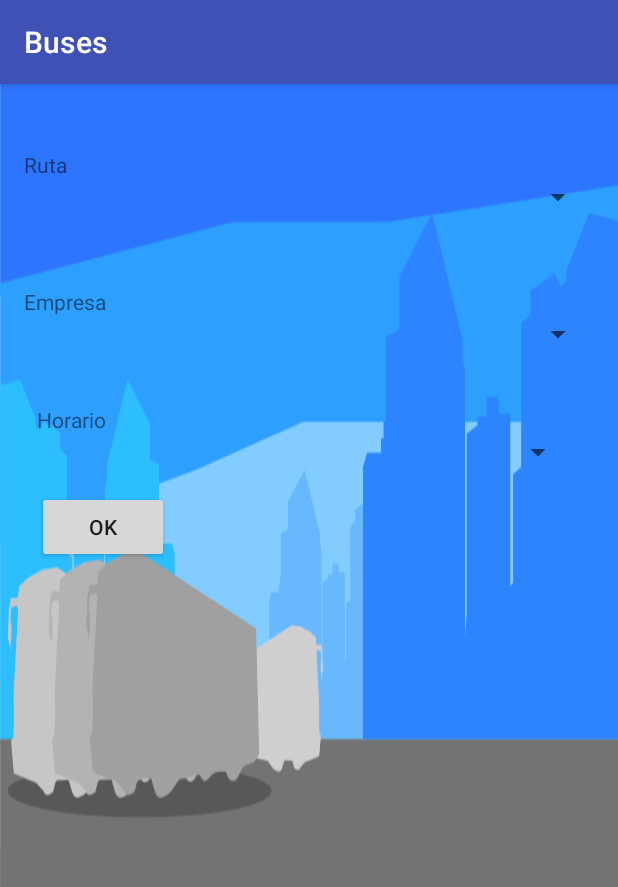
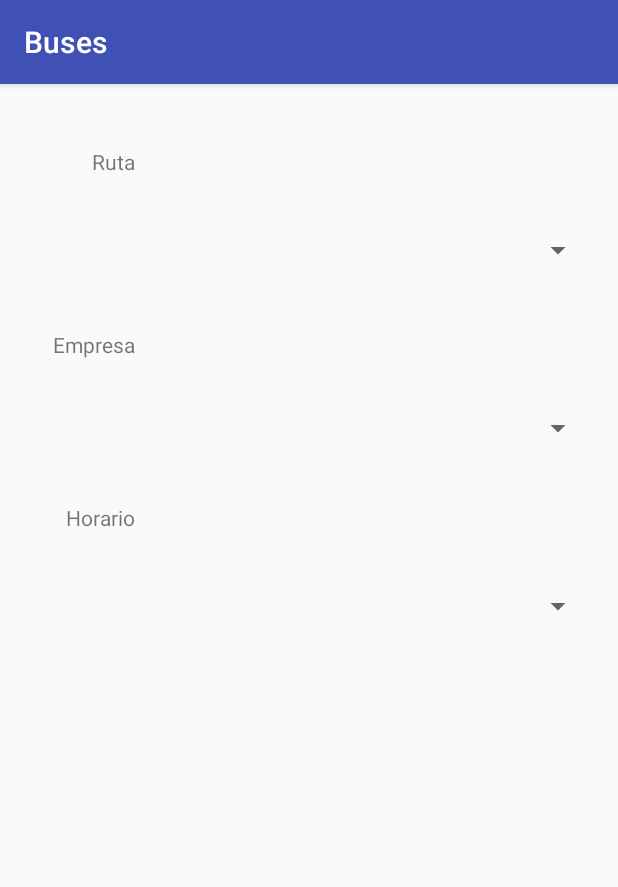
Before and after one commit to ernarvaezm/AppBuses, an Android app: the buses2Activity screen opened directly, with no data from a screen before it, on a phone screen of 412 x 824 dp. Shown: the top 887 px of the screen. Run offline under Robolectric (Android 15) with nearby library versions, the phone set to English and light mode, and no system bars.

Commit message:
Spinner Horarios

```diff
--- a/app/src/main/AndroidManifest.xml
+++ b/app/src/main/AndroidManifest.xml
@@ -29,7 +29,6 @@
             android:name=".MainActivity"
             android:label="@string/title_activity_main"
             android:theme="@style/AppTheme.NoActionBar" />
-        <activity android:name=".BusesActivity" />
         <activity android:name=".MyBusActivity" />
         <activity android:name=".MapActivity" />
 
@@ -44,7 +43,8 @@
             android:name="com.google.android.gms.version"
             android:value="@integer/google_play_services_version" />
 
-        <activity android:name=".RegisterActitvity"></activity>
+        <activity android:name=".RegisterActitvity" />
+        <activity android:name=".buses2Activity"></activity>
     </application>
 
 </manifest>
--- a/app/src/main/java/com/example/eliecer_narvaez/myapp/MainActivity.java
+++ b/app/src/main/java/com/example/eliecer_narvaez/myapp/MainActivity.java
@@ -83,7 +83,7 @@ public class MainActivity extends AppCompatActivity
         int id = item.getItemId();
 
         if (id == R.id.nav_buses) {
-            startActivity(new Intent(MainActivity.this, BusesActivity.class));
+            startActivity(new Intent(MainActivity.this, buses2Activity.class));
 
         } else if (id == R.id.nav_myBus) {
             startActivity(new Intent(MainActivity.this, MyBusActivity.class));
--- a/app/src/main/java/com/example/eliecer_narvaez/myapp/models/ProvinciaService.java
+++ b/app/src/main/java/com/example/eliecer_narvaez/myapp/models/ProvinciaService.java
@@ -32,6 +32,9 @@ public  interface ProvinciaService {
      */
 
 
+      @GET("api/ruta/horarios/{id}")
+    Call<List<Horario>> getHorarios(
+            @Path("id") int id);
 
     @GET("api/rutas")
     Call<List<Ruta>> getRutas();
--- a/app/src/main/res/layout/activity_buses.xml
+++ /dev/null
@@ -1,82 +0,0 @@
-<?xml version="1.0" encoding="utf-8"?>
-<RelativeLayout xmlns:android="http://schemas.android.com/apk/res/android"
-    xmlns:app="http://schemas.android.com/apk/res-auto"
-    xmlns:tools="http://schemas.android.com/tools"
-    android:layout_width="match_parent"
-    android:layout_height="match_parent"
-    android:paddingBottom="@dimen/activity_vertical_margin"
-    android:paddingLeft="@dimen/activity_horizontal_margin"
-    android:paddingRight="@dimen/activity_horizontal_margin"
-    android:paddingTop="@dimen/activity_vertical_margin"
-    tools:context="com.example.eliecer_narvaez.myapp.BusesActivity"
-    android:background="@drawable/bg">
-
-    <TextView
-        android:text="Ruta"
-        android:layout_width="wrap_content"
-        android:layout_height="wrap_content"
-        android:layout_marginTop="28dp"
-        android:id="@+id/textProvincia"
-        android:layout_alignParentTop="true"
-        android:layout_alignParentLeft="true"
-        android:layout_alignParentStart="true" />
-
-    <TextView
-        android:text="Empresa"
-        android:layout_width="wrap_content"
-        android:layout_height="wrap_content"
-        android:id="@+id/textCanton"
-        android:layout_marginTop="48dp"
-        android:layout_below="@+id/spinRutas"
-        android:layout_alignParentLeft="true"
-        android:layout_alignParentStart="true" />
-
-    <Spinner
-        android:layout_width="match_parent"
-        android:layout_height="wrap_content"
-        android:id="@+id/spinHorarios"
-        android:layout_below="@+id/textRuta"
-        android:layout_alignParentRight="true"
-        android:layout_alignParentEnd="true"
-        android:layout_marginRight="13dp"
-        android:layout_marginEnd="13dp" />
-
-    <Spinner
-        android:layout_width="match_parent"
-        android:layout_height="wrap_content"
-        android:id="@+id/spinEmpresas"
-        android:layout_below="@+id/textCanton"
-        android:layout_alignParentLeft="true"
-        android:layout_alignParentStart="true" />
-
-    <Spinner
-        android:layout_width="match_parent"
-        android:layout_height="wrap_content"
-        android:id="@+id/spinRutas"
-        android:layout_below="@+id/textProvincia"
-        android:layout_alignParentLeft="true"
-        android:layout_alignParentStart="true" />
-
-    <Button
-        android:layout_width="wrap_content"
-        android:layout_height="wrap_content"
-        android:text="OK"
-        android:id="@+id/button"
-        android:onClick="next"
-        android:layout_marginTop="14dp"
-        android:layout_below="@+id/spinHorarios"
-        android:layout_alignLeft="@+id/textRuta"
-        android:layout_alignStart="@+id/textRuta" />
-
-
-    <TextView
-        android:text="Horario"
-        android:layout_width="wrap_content"
-        android:layout_height="wrap_content"
-        android:id="@+id/textRuta"
-        android:layout_marginTop="35dp"
-        android:layout_below="@+id/spinEmpresas"
-        android:layout_alignRight="@+id/textCanton"
-        android:layout_alignEnd="@+id/textCanton" />
-
-</RelativeLayout>
--- /dev/null
+++ b/app/src/main/res/layout/activity_buses3.xml
@@ -0,0 +1,71 @@
+<?xml version="1.0" encoding="utf-8"?>
+<RelativeLayout xmlns:android="http://schemas.android.com/apk/res/android"
+    xmlns:tools="http://schemas.android.com/tools"
+    android:id="@+id/activity_buses3"
+    android:layout_width="match_parent"
+    android:layout_height="match_parent"
+    android:paddingBottom="@dimen/activity_vertical_margin"
+    android:paddingLeft="@dimen/activity_horizontal_margin"
+    android:paddingRight="@dimen/activity_horizontal_margin"
+    android:paddingTop="@dimen/activity_vertical_margin"
+    tools:context="com.example.eliecer_narvaez.myapp.buses2Activity">
+
+    <TextView
+        android:text="Ruta"
+        android:layout_width="wrap_content"
+        android:layout_height="wrap_content"
+        android:layout_alignParentTop="true"
+        android:layout_alignParentLeft="true"
+        android:layout_alignParentStart="true"
+        android:layout_marginLeft="45dp"
+        android:layout_marginStart="45dp"
+        android:layout_marginTop="26dp"
+        android:id="@+id/textView3" />
+
+    <TextView
+        android:text="Empresa"
+        android:layout_width="wrap_content"
+        android:layout_height="wrap_content"
+        android:layout_below="@+id/spinnerRutas"
+        android:layout_alignRight="@+id/textView3"
+        android:layout_alignEnd="@+id/textView3"
+        android:layout_marginTop="41dp"
+        android:id="@+id/textView4" />
+
+    <Spinner
+        android:layout_width="match_parent"
+        android:layout_height="wrap_content"
+        android:layout_marginTop="34dp"
+        android:id="@+id/spinnerEmpresas"
+        android:layout_below="@+id/textView4"
+        android:layout_alignParentLeft="true"
+        android:layout_alignParentStart="true" />
+
+    <TextView
+        android:text="Horario"
+        android:layout_width="wrap_content"
+        android:layout_height="wrap_content"
+        android:layout_below="@+id/spinnerEmpresas"
+        android:layout_alignRight="@+id/textView4"
+        android:layout_alignEnd="@+id/textView4"
+        android:layout_marginTop="38dp"
+        android:id="@+id/textView5" />
+
+    <Spinner
+        android:layout_width="match_parent"
+        android:layout_height="wrap_content"
+        android:layout_marginTop="37dp"
+        android:id="@+id/spinnerHorarios"
+        android:layout_below="@+id/textView5"
+        android:layout_alignParentLeft="true"
+        android:layout_alignParentStart="true" />
+
+    <Spinner
+        android:layout_width="match_parent"
+        android:layout_height="wrap_content"
+        android:layout_marginTop="37dp"
+        android:id="@+id/spinnerRutas"
+        android:layout_below="@+id/textView3"
+        android:layout_alignParentLeft="true"
+        android:layout_alignParentStart="true" />
+</RelativeLayout>
```
Also changed, not shown: app/src/main/java/com/example/eliecer_narvaez/myapp/buses2Activity.java (renamed from app/src/main/java/com/example/eliecer_narvaez/myapp/BusesActivity.java, +51 -37 lines), app/src/main/java/com/example/eliecer_narvaez/myapp/models/Horario.java (added, +63 -0 lines).
